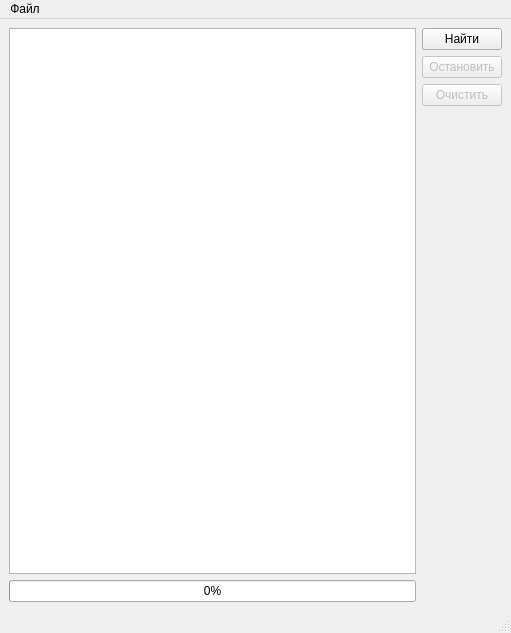
Above: cars_scraper/gui/main_window.ui from zicuer/cars_scraper before the change. Below: the same form after it.
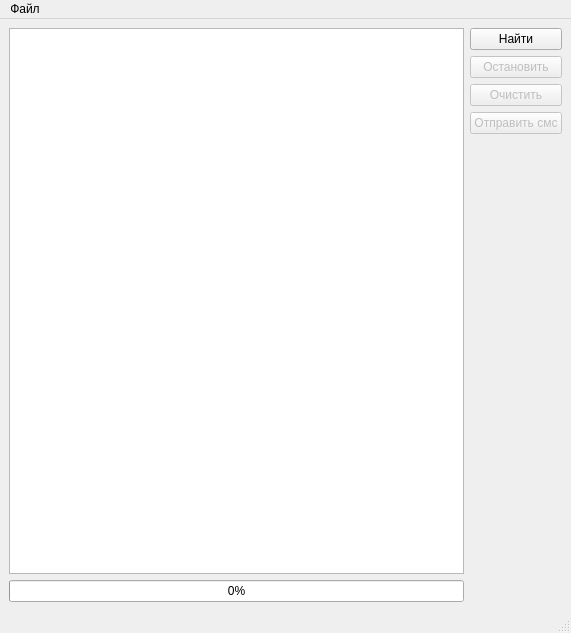
That is the form after the change. Icons and pictures are not drawn.

Diff of the .ui file:
```diff
--- a/cars_scraper/gui/main_window.ui
+++ b/cars_scraper/gui/main_window.ui
@@ -6,7 +6,7 @@
    <rect>
     <x>0</x>
     <y>0</y>
-    <width>511</width>
+    <width>571</width>
     <height>633</height>
    </rect>
   </property>
@@ -55,6 +55,16 @@
         </property>
        </widget>
       </item>
+      <item>
+       <widget class="QPushButton" name="send">
+        <property name="enabled">
+         <bool>false</bool>
+        </property>
+        <property name="text">
+         <string>Отправить смс</string>
+        </property>
+       </widget>
+      </item>
       <item>
        <spacer name="spacer">
         <property name="orientation">
@@ -102,7 +112,7 @@
     <rect>
      <x>0</x>
      <y>0</y>
-     <width>511</width>
+     <width>571</width>
      <height>21</height>
     </rect>
    </property>
```
Left out of the diff: 24 changed lines with no effect on the pictures.
